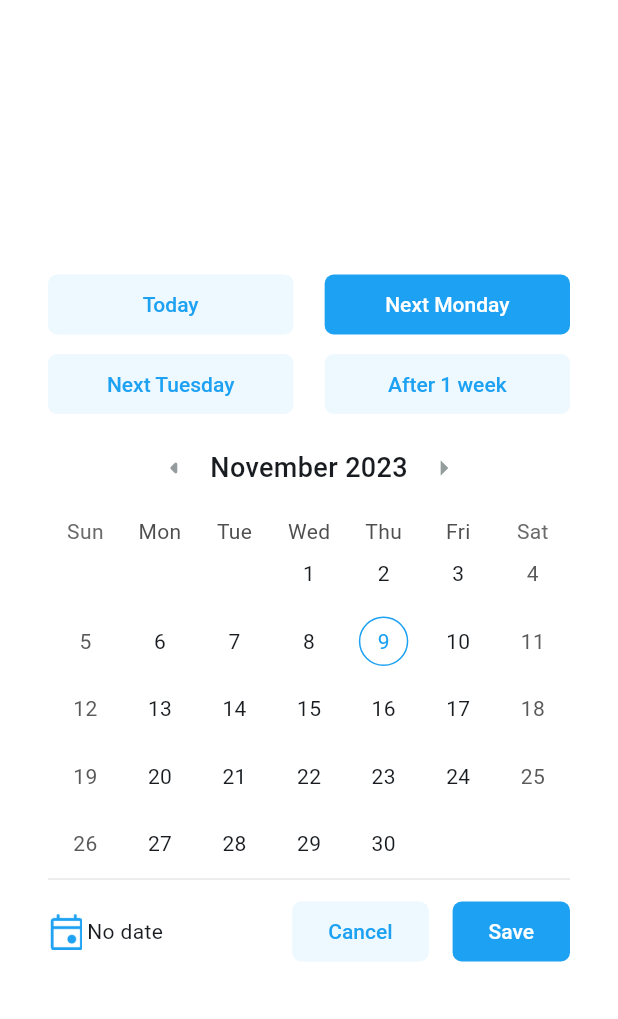
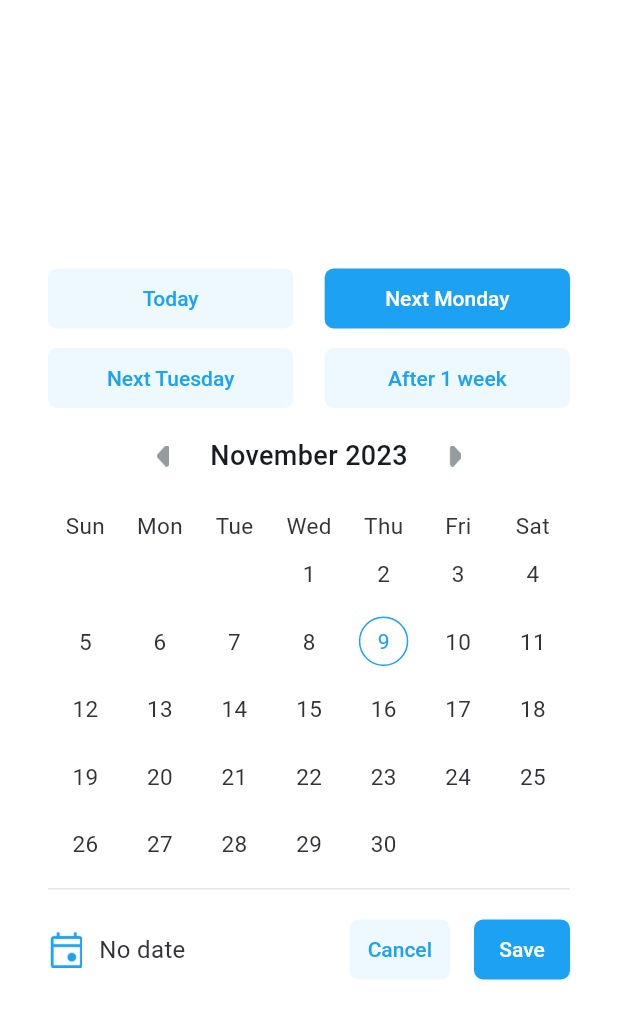
Before and after one commit to gaurav-chandani7/employee_management_app, a Flutter app: the CalendarDialogWidget widget shown alone on an empty page, opened directly, on a phone screen of 412 x 824 dp. Shown: the top 1019 px of the screen. Run offline on Flutter 3.47's test engine with Material 2 defaults, Android fonts, the phone set to English and light mode, and no system bars; drawn by our look-alikes of table_calendar; our stand-ins replace flutter_bloc, get_it, hive, hive_flutter; accounts and stored records are empty.

Commit message:
changes: calendar ui fixes

```diff
--- a/lib/core/constants/asset_constants.dart
+++ b/lib/core/constants/asset_constants.dart
@@ -4,3 +4,5 @@ const String dateIcon = "assets/images/date_icon.png";
 const String noRecordsImage = "assets/images/no_records_image.png";
 const String rightArrowIcon = "assets/images/right_arrow.png";
 const String deleteIcon = "assets/images/delete_icon.png";
+const String leftArrowCalendarIcon = "assets/images/left_arrow_calendar.png";
+const String rightArrowCalendarIcon = "assets/images/right_arrow_calendar.png";
--- a/lib/features/employee_list/presentation/widgets/calendar_dialog_widget.dart
+++ b/lib/features/employee_list/presentation/widgets/calendar_dialog_widget.dart
@@ -40,43 +40,68 @@ class _CalendarDialogWidgetState extends State<CalendarDialogWidget> {
         child: Column(
           mainAxisSize: MainAxisSize.min,
           children: [
+            const SizedBox(
+              height: 8,
+            ),
             widget.showNoDateButton
                 ? _endDateActionsUI()
                 : _startDateActionsUI(),
-            TableCalendar(
+            Container(
+              constraints: const BoxConstraints(
+                maxHeight: (45 * 6) + 20 + 16 + 70,
+              ),
+              child: TableCalendar(
                 currentDay: DateTime.now(),
                 focusedDay: selectedDate ?? DateTime.now(),
                 selectedDayPredicate: (day) => isSameDay(day, selectedDate),
                 firstDay: DateTime(2000),
                 lastDay: DateTime.now().add(const Duration(days: 365)),
                 rowHeight: 45,
+                daysOfWeekHeight: 20,
+                daysOfWeekStyle: const DaysOfWeekStyle(
+                    weekdayStyle: TextStyle(
+                        fontWeight: FontWeight.w400,
+                        fontSize: 15,
+                        color: textFieldColor),
+                    weekendStyle: TextStyle(
+                        fontWeight: FontWeight.w400,
+                        fontSize: 15,
+                        color: textFieldColor)),
                 calendarBuilders: CalendarBuilders(
                   headerTitleBuilder: (context, day) => Row(
                     mainAxisAlignment: MainAxisAlignment.center,
                     children: [
                       IconButton(
+                          visualDensity: VisualDensity.compact,
                           onPressed: () {
                             tableController.previousPage(
                                 duration: widget.pageAnimationDuration,
                                 curve: widget.pageAnimationCurve);
                           },
-                        icon: const Icon(
-                          Icons.arrow_left_rounded,
+                          icon: const ImageIcon(
+                            AssetImage(leftArrowCalendarIcon),
+                            size: 14,
                             color: tertiaryColor,
                           )),
-                    Text(
+                      Container(
+                        width: 155,
+                        alignment: Alignment.center,
+                        child: Text(
                           "${monthNames[day.month - 1]} ${day.year}",
                           style: const TextStyle(
                               fontWeight: FontWeight.w500, fontSize: 18),
                         ),
+                      ),
                       IconButton(
+                          visualDensity: VisualDensity.compact,
                           onPressed: () {
                             tableController.nextPage(
                                 duration: widget.pageAnimationDuration,
                                 curve: widget.pageAnimationCurve);
                           },
-                        icon: const Icon(
-                          Icons.arrow_right,
+                          icon: const ImageIcon(
+                            AssetImage(rightArrowCalendarIcon),
+                            size: 14,
                             color: tertiaryColor,
                           )),
                     ],
@@ -88,6 +113,15 @@ class _CalendarDialogWidgetState extends State<CalendarDialogWidget> {
                     leftChevronVisible: false,
                     rightChevronVisible: false),
                 calendarStyle: const CalendarStyle(
+                    tablePadding: EdgeInsets.symmetric(vertical: 8),
+                    defaultTextStyle: TextStyle(
+                        fontWeight: FontWeight.w400,
+                        fontSize: 15,
+                        color: textFieldColor),
+                    weekendTextStyle: TextStyle(
+                        fontWeight: FontWeight.w400,
+                        fontSize: 15,
+                        color: textFieldColor),
                     outsideDaysVisible: false,
                     todayTextStyle: TextStyle(color: primaryColor),
                     todayDecoration: BoxDecoration(
@@ -109,36 +143,49 @@ class _CalendarDialogWidgetState extends State<CalendarDialogWidget> {
                   });
                 },
               ),
+            ),
             const Divider(
-              height: 2,
+              height: 0,
               color: borderColor,
             ),
             const SizedBox(
-              height: 10,
+              height: 16,
             ),
             Row(
-              mainAxisAlignment: MainAxisAlignment.spaceBetween,
               children: [
-                Row(
+                Expanded(
+                  child: Row(
                     children: [
                       const ImageIcon(AssetImage(dateIcon)),
                       const SizedBox(
-                      width: 2,
+                        width: 10,
                       ),
-                    Text(selectedDate != null
+                      Text(
+                        selectedDate != null
                             ? formatDate(selectedDate!)
-                        : "No date"),
+                            : "No date",
+                        overflow: TextOverflow.ellipsis,
+                        maxLines: 1,
+                        style: const TextStyle(
+                            fontWeight: FontWeight.w400,
+                            fontSize: 16,
+                            color: textFieldColor),
+                      ),
                     ],
                   ),
-                Row(
-                  children: [
-                    Row(
+                ),
+                Expanded(
+                  child: Row(
+                    mainAxisAlignment: MainAxisAlignment.end,
                     children: [
                       ElevatedButton(
                           onPressed: () => Navigator.of(context).pop(
                               DateDialogPopObject(
                                   dateDialogAction:
                                       DateDialogActionEnum.cancel)),
+                          style: ElevatedButton.styleFrom(
+                              padding:
+                                  const EdgeInsets.symmetric(horizontal: 12)),
                           child: const Text("Cancel")),
                       const SizedBox(
                         width: 16,
@@ -151,11 +198,12 @@ class _CalendarDialogWidgetState extends State<CalendarDialogWidget> {
                           },
                           style: ElevatedButton.styleFrom(
                               backgroundColor: primaryColor,
-                                foregroundColor: whiteColor),
+                              foregroundColor: whiteColor,
+                              padding:
+                                  const EdgeInsets.symmetric(horizontal: 12)),
                           child: const Text("Save"))
                     ],
                   ),
-                  ],
                 )
               ],
             )
@@ -222,6 +270,7 @@ class _CalendarDialogWidgetState extends State<CalendarDialogWidget> {
   ElevatedButton _afterOneWeekButton() {
     return ElevatedButton(
         onPressed: () {
+          //1 week Relative to today
           setState(() {
             selectedDate = DateTime.now().add(const Duration(days: 7));
           });
@@ -233,6 +282,7 @@ class _CalendarDialogWidgetState extends State<CalendarDialogWidget> {
     return ElevatedButton(
         onPressed: () {
           DateTime date = DateTime.now();
+          //next tuesday Relative to today
           do {
             date = date.add(const Duration(days: 1));
           } while (date.weekday != DateTime.tuesday);
@@ -247,6 +297,7 @@ class _CalendarDialogWidgetState extends State<CalendarDialogWidget> {
     return ElevatedButton(
         onPressed: () {
           DateTime date = DateTime.now();
+          //next monday Relative to today
           do {
             date = date.add(const Duration(days: 1));
           } while (date.weekday != DateTime.monday);
```
Also changed, not shown: assets/images/left_arrow_calendar.png (added), assets/images/right_arrow_calendar.png (added). Lines whose indentation alone changed are shown as unchanged.
